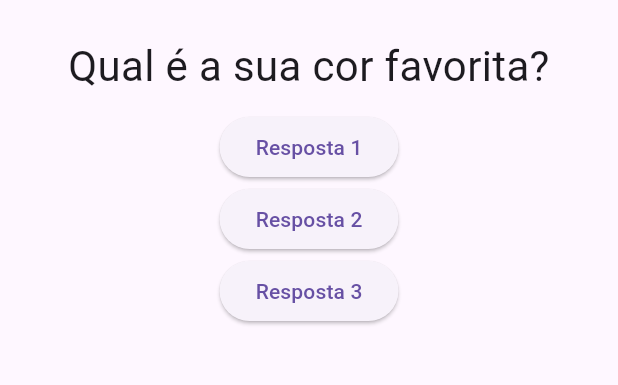
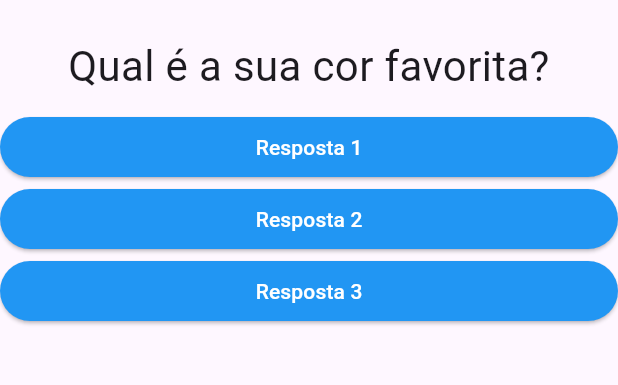
Before and after one commit to AlexandreFel1pe/curso_flutter, a Flutter app: the screen it shows after launch, on a phone screen of 412 x 824 dp, the part 63-448 px from its top. Run offline on Flutter 3.47's test engine with Material 3 defaults, Android fonts, the phone set to English and light mode, and no system bars.

Commit message:
add resposta widget

```diff
--- a/projeto_perguntas/lib/main.dart
+++ b/projeto_perguntas/lib/main.dart
@@ -1,5 +1,6 @@
 import 'package:flutter/material.dart';
 import 'package:projeto_perguntas/questao.dart';
+import 'package:projeto_perguntas/resposta.dart';
 
 main() => runApp(PerguntaApp());
 
@@ -37,18 +38,9 @@ class _PerguntaAppState extends State<PerguntaApp> {
         body: Column(
           children: [
             Questao(perguntas[_perguntaSelecionada]),
-            ElevatedButton(
-              onPressed: _responder,
-              child: Text('Resposta 1'),
-            ),
-            ElevatedButton(
-              onPressed: _responder,
-              child: Text('Resposta 2'),
-            ),
-            ElevatedButton(
-              onPressed: _responder,
-              child: Text('Resposta 3'),
-            ),
+            Resposta('Resposta 1', _responder),
+            Resposta('Resposta 2', _responder),
+            Resposta('Resposta 3', _responder),
           ],
         ),
       ),
--- /dev/null
+++ b/projeto_perguntas/lib/resposta.dart
@@ -0,0 +1,27 @@
+import 'package:flutter/material.dart';
+
+class Resposta extends StatelessWidget {
+  final String texto;
+  final void Function() quandoSelecionado;
+
+  const Resposta(this.texto, this.quandoSelecionado, {super.key});
+
+  @override
+  Widget build(BuildContext context) {
+    return Container(
+      width: double.infinity,
+      child: ElevatedButton(
+        onPressed: quandoSelecionado,
+        style: ElevatedButton.styleFrom(
+          backgroundColor: Colors.blue,
+        ),
+        child: Text(
+          texto,
+          style: TextStyle(
+            color: Colors.white
+          ),
+        ),
+      ),
+    );
+  }
+}
```
